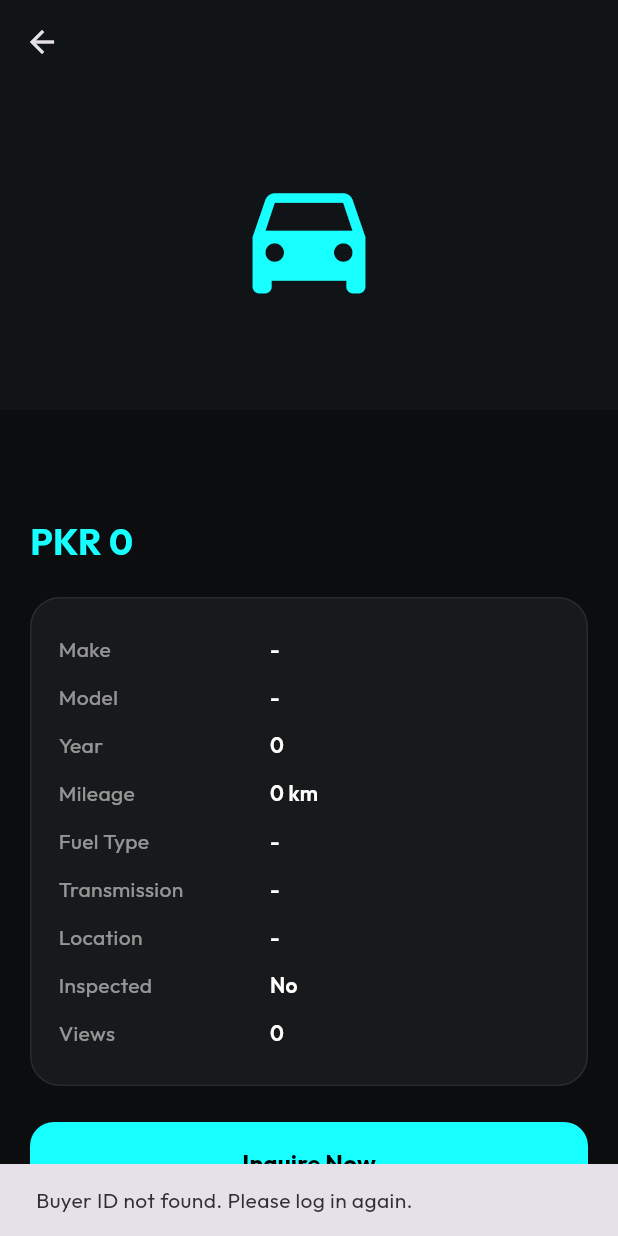
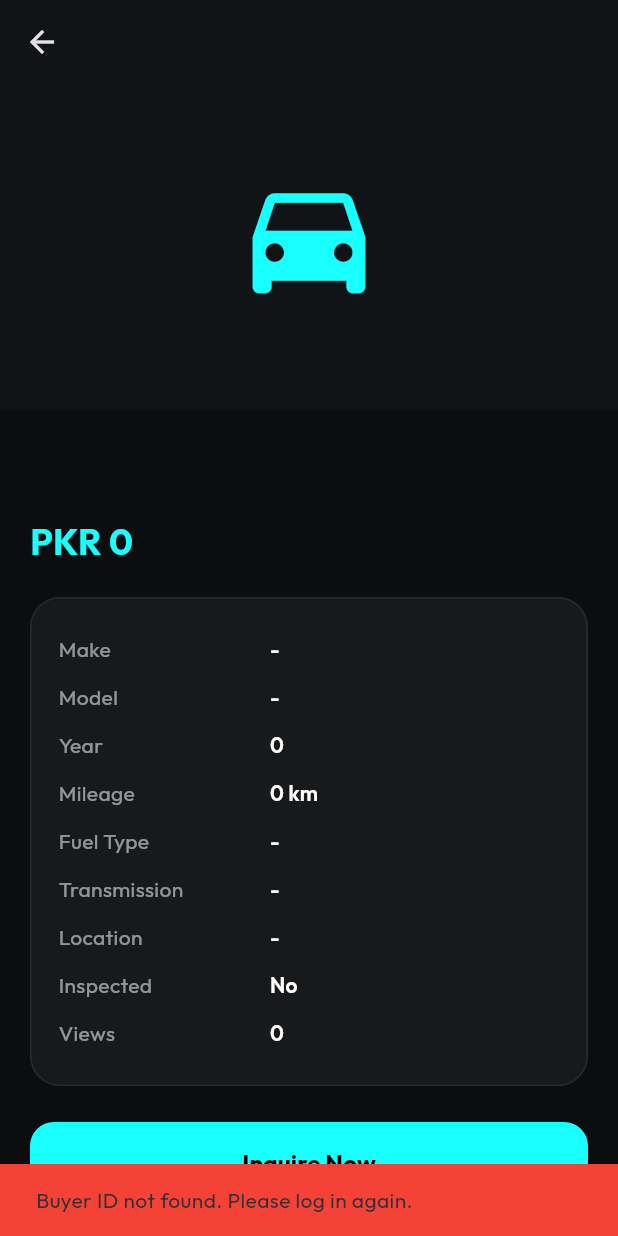
Before and after one commit to iammuhammadhassan/CarAppWithDataBase, a Flutter app: the CarDetailsScreen screen opened directly with empty values, scrolled down 87 dp, after a tap on "Inquire Now", on a phone screen of 412 x 824 dp. Run offline on Flutter 3.47's test engine with Material 3 defaults, Android fonts, the phone set to English and light mode, and no system bars; our stand-ins replace fl_chart, google_fonts, shared_preferences; accounts and stored records are empty.

Commit message:
Enhance inquiry functionality: add message parameter to inquiry API, update API service method, and improve error handling in the inquiry process

```diff
--- a/lib/screens/car_details_screen.dart
+++ b/lib/screens/car_details_screen.dart
@@ -16,7 +16,6 @@ class CarDetailsScreen extends StatefulWidget {
 
 class _CarDetailsScreenState extends State<CarDetailsScreen> {
   final PageController _pageController = PageController();
-  bool _isSendingInquiry = false;
 
   @override
   void dispose() {
@@ -46,44 +45,52 @@ class _CarDetailsScreenState extends State<CarDetailsScreen> {
     return widget.car.price.toStringAsFixed(0);
   }
 
-  Future<void> _sendInquiry() async {
-    if (_isSendingInquiry) return;
+  Future<void> _handleInquiry(BuildContext context) async {
+    showDialog(
+      context: context,
+      barrierDismissible: false,
+      builder: (context) => const Center(child: CircularProgressIndicator()),
+    );
 
-    setState(() => _isSendingInquiry = true);
-
-    try {
     final prefs = await SharedPreferences.getInstance();
-      final buyerId = prefs.getInt('user_id') ?? 0;
+    final buyerId = prefs.getInt('user_id') ?? prefs.getInt('seller_id') ?? 0;
 
     if (buyerId <= 0) {
-        if (!mounted) return;
+      if (Navigator.canPop(context)) {
+        Navigator.pop(context);
+      }
+      if (!context.mounted) return;
       ScaffoldMessenger.of(context).showSnackBar(
         const SnackBar(
           content: Text('Buyer ID not found. Please log in again.'),
+          backgroundColor: Colors.red,
         ),
       );
       return;
     }
 
-      final success = await ApiService().sendInquiry(
-        widget.car.vehicleId,
-        widget.car.sellerId,
-        buyerId,
+    bool success = await ApiService().sendInquiry(
+      vehicleId: widget.car.vehicleId,
+      sellerId: widget.car.sellerId,
+      buyerId: buyerId,
     );
 
-      if (!mounted) return;
+    Navigator.pop(context); // Remove loading indicator
 
+    if (success) {
       ScaffoldMessenger.of(context).showSnackBar(
-        SnackBar(
-          content: Text(
-            success ? 'Inquiry sent successfully.' : 'Failed to send inquiry.',
-          ),
+        const SnackBar(
+          content: Text("✅ Inquiry Sent Successfully!"),
+          backgroundColor: Colors.green,
         ),
       );
-    } finally {
-      if (mounted) {
-        setState(() => _isSendingInquiry = false);
-      }
+    } else {
+      ScaffoldMessenger.of(context).showSnackBar(
+        const SnackBar(
+          content: Text("❌ Failed to send inquiry. Try again."),
+          backgroundColor: Colors.red,
+        ),
+      );
     }
   }
 
@@ -178,7 +185,7 @@ class _CarDetailsScreenState extends State<CarDetailsScreen> {
                     width: double.infinity,
                     height: 56,
                     child: ElevatedButton(
-                      onPressed: _isSendingInquiry ? null : _sendInquiry,
+                      onPressed: () => _handleInquiry(context),
                       style: ElevatedButton.styleFrom(
                         backgroundColor: Colors.cyanAccent,
                         foregroundColor: Colors.black,
@@ -186,15 +193,7 @@ class _CarDetailsScreenState extends State<CarDetailsScreen> {
                           borderRadius: BorderRadius.circular(16),
                         ),
                       ),
-                      child: _isSendingInquiry
-                          ? const SizedBox(
-                              width: 22,
-                              height: 22,
-                              child: CircularProgressIndicator(
-                                strokeWidth: 2.5,
-                              ),
-                            )
-                          : const Text(
+                      child: const Text(
                         'Inquire Now',
                         style: TextStyle(
                           fontWeight: FontWeight.bold,
```
Also changed, not shown: lib/services/api_service.dart (+14 -26 lines), 1 other file. Lines whose indentation alone changed are shown as unchanged.
